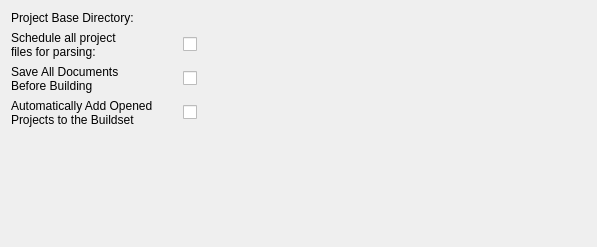
Above: shell/settings/projectsettings.ui from KDE/kdevelop before the change. Below: the same form after it.
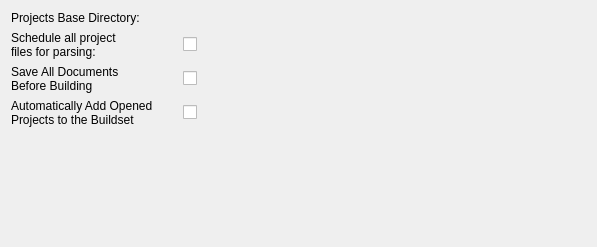
That is the form after the change. Custom widgets are drawn as their Qt base class.

Commit message: s/Project/Projects/ to more clearly show this are all-projects-related config options

What changed in the file:
```diff
--- a/shell/settings/projectsettings.ui
+++ b/shell/settings/projectsettings.ui
@@ -14,7 +14,7 @@
    <item row="0" column="0">
     <widget class="QLabel" name="label_3">
      <property name="text">
-      <string>Project Base Directory:</string>
+      <string>Projects Base Directory:</string>
      </property>
      <property name="buddy">
       <cstring>kcfg_projectsBaseDirectory</cstring>
```
The commit also changes 1 other file.
